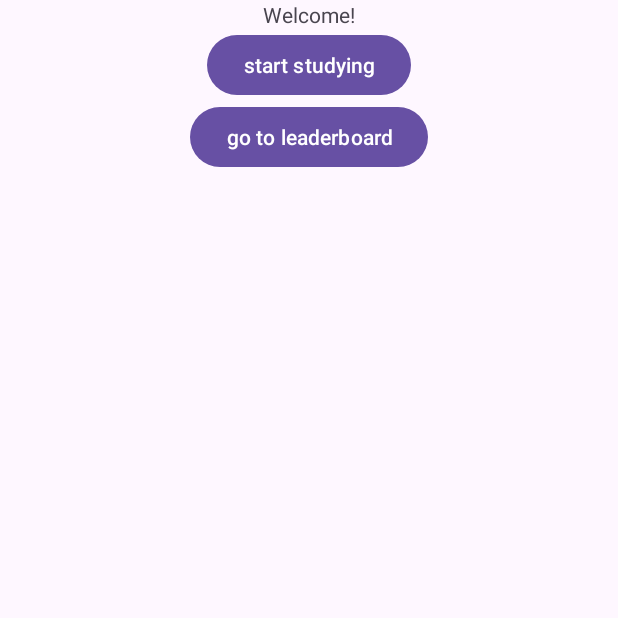
After one commit to leohoerdemann/CSE_476_Project_App, an Android app: the StartStudyActivity screen opened directly, with no data from a screen before it, on a phone screen of 412 x 824 dp, the top half of it. The commit adds this screen. Run offline under Robolectric (Android 15) with nearby library versions, the phone set to English and light mode, and no system bars.

Commit message:
added two empty activities & started the layout

```diff
--- a/app/src/main/AndroidManifest.xml
+++ b/app/src/main/AndroidManifest.xml
@@ -13,6 +13,12 @@
         android:theme="@style/Theme.CSE476ProjectApp"
         tools:targetApi="31">
         <activity
+            android:name=".StudyActivity"
+            android:exported="false" />
+        <activity
+            android:name=".StartStudyActivity"
+            android:exported="false" />
+        <activity
             android:name=".LeaderBoardActivity"
             android:exported="false" />
         <activity
--- /dev/null
+++ b/app/src/main/java/msu/edu/cse476/hoerdema/cse476projectapp/StartStudyActivity.java
@@ -0,0 +1,28 @@
+package msu.edu.cse476.hoerdema.cse476projectapp;
+
+import androidx.appcompat.app.AppCompatActivity;
+
+import android.content.Intent;
+import android.os.Bundle;
+import android.view.View;
+
+public class StartStudyActivity extends AppCompatActivity {
+
+    @Override
+    protected void onCreate(Bundle savedInstanceState) {
+        super.onCreate(savedInstanceState);
+        setContentView(R.layout.activity_start_study);
+    }
+
+    public void onStartStudying(View view) {
+        // code to check location may have to go here !
+        Intent intent = new Intent(this, StudyActivity.class);
+        startActivity(intent);
+    }
+
+    public void onSeeLeaderboard(View view) {
+        // code to check location may have to go here !
+        Intent intent = new Intent(this, LeaderBoardActivity.class);
+        startActivity(intent);
+    }
+}
--- /dev/null
+++ b/app/src/main/res/layout/activity_start_study.xml
@@ -0,0 +1,32 @@
+<?xml version="1.0" encoding="utf-8"?>
+<LinearLayout xmlns:android="http://schemas.android.com/apk/res/android"
+    xmlns:app="http://schemas.android.com/apk/res-auto"
+    xmlns:tools="http://schemas.android.com/tools"
+    android:layout_width="match_parent"
+    android:layout_height="match_parent"
+    android:orientation="vertical"
+    tools:context=".StartStudyActivity">
+
+    <TextView
+        android:id="@+id/textView"
+        android:layout_width="wrap_content"
+        android:layout_height="wrap_content"
+        android:layout_gravity="center"
+        android:text="@string/welcome" />
+
+    <Button
+        android:id="@+id/startStudyingButton"
+        android:layout_width="wrap_content"
+        android:layout_height="wrap_content"
+        android:layout_gravity="center"
+        android:onClick="onStartStudying"
+        android:text="@string/start_studying" />
+
+    <Button
+        android:id="@+id/seeLeaderboardButton"
+        android:layout_width="wrap_content"
+        android:layout_height="wrap_content"
+        android:layout_gravity="center"
+        android:onClick="onSeeLeaderboard"
+        android:text="@string/see_leaderboard" />
+</LinearLayout>
--- a/app/src/main/res/values/strings.xml
+++ b/app/src/main/res/values/strings.xml
@@ -3,4 +3,7 @@
     <string name="leader_board_title">Top Students</string>
     <string name="leaderboard_weekly_switch_text">Weekly</string>
     <string name="leader_board_button_text">Leader Board</string>
+    <string name="start_studying">start studying</string>
+    <string name="see_leaderboard">go to leaderboard</string>
+    <string name="welcome">Welcome!</string>
 </resources>
```
Also changed, not shown: app/src/main/java/msu/edu/cse476/hoerdema/cse476projectapp/StudyActivity.java (added, +14 -0 lines), app/src/main/res/layout/activity_study.xml (added, +9 -0 lines).
